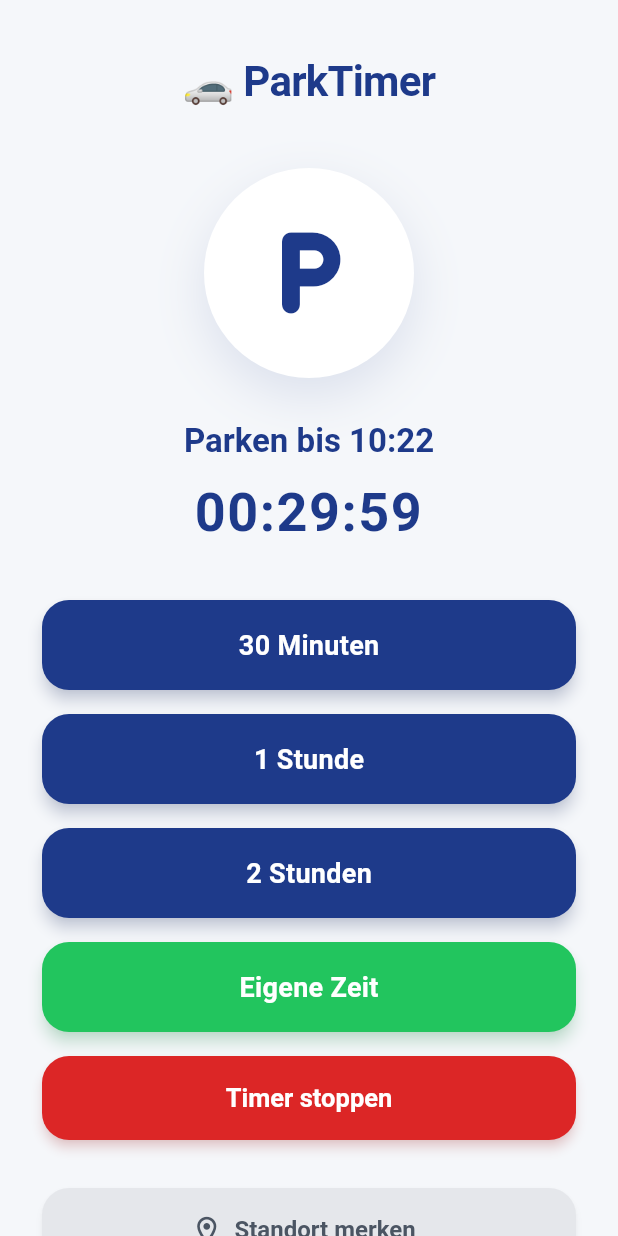
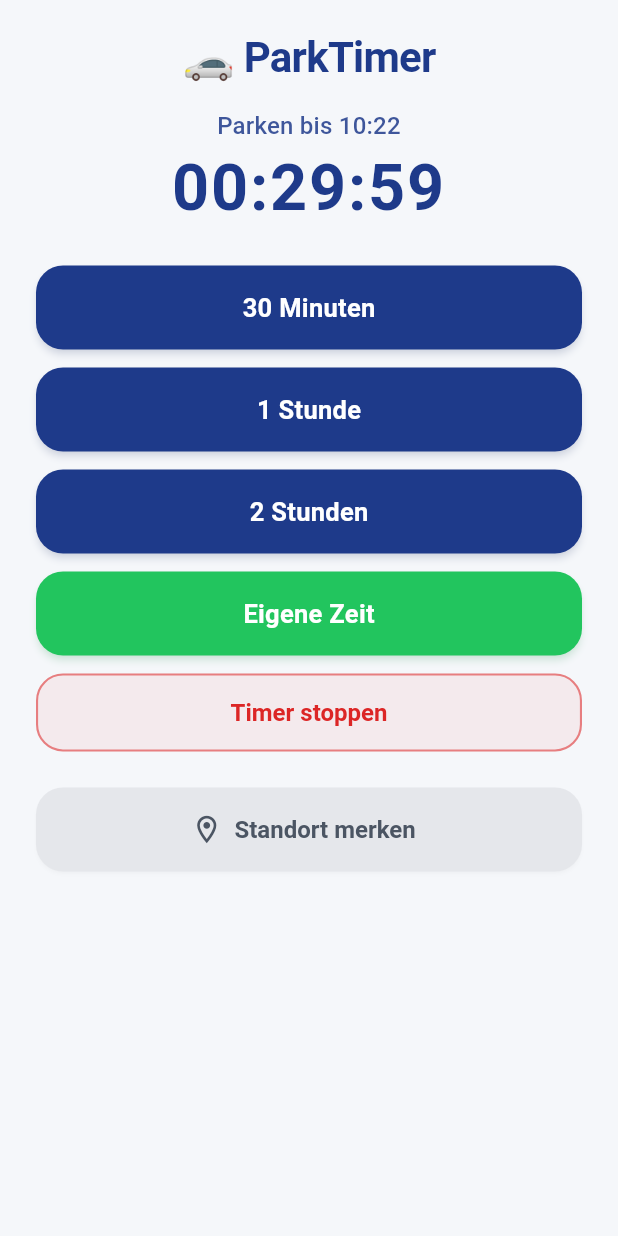
Before and after one commit to csaa2923/ParkTimer, a Flutter app: the screen it shows after launch, after a tap on "30 Minuten", on a phone screen of 412 x 824 dp. Run offline on Flutter 3.47's test engine with Material 3 defaults, Android fonts, the phone set to English and light mode, and no system bars; our stand-ins replace flutter_local_notifications, flutter_timezone, geolocator, shared_preferences, timezone.

Commit message:
feat: polish ParkTimer UI

```diff
--- a/lib/main.dart
+++ b/lib/main.dart
@@ -46,6 +46,8 @@ class ParkTimerApp extends StatelessWidget {
   static const Color primaryBlue = Color(0xFF1E3A8A);
   static const Color accentGreen = Color(0xFF22C55E);
   static const Color backgroundGray = Color(0xFFF5F7FA);
+  static const Color warningOrange = Color(0xFFEA580C);
+  static const Color dangerRed = Color(0xFFDC2626);
 
   @override
   Widget build(BuildContext context) {
@@ -340,113 +342,150 @@ class StartScreenState extends State<StartScreen> {
 
   @override
   Widget build(BuildContext context) {
+    final showHeroIcon = !_isRunning && !_isExpired;
+
     return Scaffold(
       body: SafeArea(
-        child: LayoutBuilder(
-          builder: (context, constraints) {
-            return SingleChildScrollView(
-              padding: const EdgeInsets.symmetric(horizontal: 28, vertical: 24),
-              child: ConstrainedBox(
-                constraints: BoxConstraints(
-                  minHeight: constraints.maxHeight - 48,
-                ),
+        child: SingleChildScrollView(
+          padding: const EdgeInsets.fromLTRB(24, 20, 24, 20),
           child: Column(
-                  mainAxisAlignment: MainAxisAlignment.spaceBetween,
+            crossAxisAlignment: CrossAxisAlignment.stretch,
             children: [
-                    Column(
-                      children: [
-                        const SizedBox(height: 12),
               Text(
                 '🚗 ParkTimer',
-                          style: Theme.of(context)
-                              .textTheme
-                              .headlineMedium
-                              ?.copyWith(
+                textAlign: TextAlign.center,
+                style: Theme.of(context).textTheme.headlineMedium?.copyWith(
                       color: ParkTimerApp.primaryBlue,
                       fontWeight: FontWeight.w700,
                       letterSpacing: -0.5,
                     ),
               ),
-                        const SizedBox(height: 40),
-                        Container(
-                          width: 140,
-                          height: 140,
-                          decoration: BoxDecoration(
-                            color: Colors.white,
-                            shape: BoxShape.circle,
-                            boxShadow: [
-                              BoxShadow(
-                                color: ParkTimerApp.primaryBlue
-                                    .withValues(alpha: 0.12),
-                                blurRadius: 28,
-                                offset: const Offset(0, 12),
+              AnimatedSize(
+                duration: const Duration(milliseconds: 280),
+                curve: Curves.easeOutCubic,
+                child: showHeroIcon
+                    ? const Padding(
+                        padding: EdgeInsets.only(top: 28, bottom: 20),
+                        child: _ParkingHeroIcon(),
+                      )
+                    : const SizedBox(height: 16),
               ),
-                            ],
-                          ),
-                          child: const Icon(
-                            Icons.local_parking_rounded,
-                            size: 72,
-                            color: ParkTimerApp.primaryBlue,
-                          ),
-                        ),
-                        const SizedBox(height: 28),
               _StatusSection(
                 isRunning: _isRunning,
                 isExpired: _isExpired,
                 endTime: _endTime,
                 remaining: _remaining,
               ),
-                        const SizedBox(height: 36),
+              const SizedBox(height: 28),
               DurationButton(
                 label: '30 Minuten',
-                          onPressed: () =>
-                              startTimer(const Duration(minutes: 30)),
+                onPressed: () => startTimer(const Duration(minutes: 30)),
               ),
-                        const SizedBox(height: 16),
+              const SizedBox(height: 12),
               DurationButton(
                 label: '1 Stunde',
-                          onPressed: () =>
-                              startTimer(const Duration(hours: 1)),
+                onPressed: () => startTimer(const Duration(hours: 1)),
               ),
-                        const SizedBox(height: 16),
+              const SizedBox(height: 12),
               DurationButton(
                 label: '2 Stunden',
-                          onPressed: () =>
-                              startTimer(const Duration(hours: 2)),
+                onPressed: () => startTimer(const Duration(hours: 2)),
               ),
-                        const SizedBox(height: 16),
+              const SizedBox(height: 12),
               DurationButton(
                 label: 'Eigene Zeit',
                 isAccent: true,
                 onPressed: openCustomTimePicker,
               ),
-                        if (_isRunning) ...[
-                          const SizedBox(height: 16),
-                          StopTimerButton(onPressed: stopTimer),
-                        ],
-                      ],
+              AnimatedSwitcher(
+                duration: const Duration(milliseconds: 250),
+                switchInCurve: Curves.easeOutCubic,
+                switchOutCurve: Curves.easeInCubic,
+                child: _isRunning
+                    ? Padding(
+                        key: const ValueKey('stop-timer'),
+                        padding: const EdgeInsets.only(top: 12),
+                        child: StopTimerButton(onPressed: stopTimer),
+                      )
+                    : const SizedBox.shrink(key: ValueKey('no-stop-timer')),
               ),
-                    Padding(
-                      padding: const EdgeInsets.only(top: 32, bottom: 8),
-                      child: Column(
-                        children: [
+              const SizedBox(height: 24),
+              AnimatedSwitcher(
+                duration: const Duration(milliseconds: 280),
+                child: hasSavedPosition
+                    ? Padding(
+                        key: const ValueKey('saved-location-card'),
+                        padding: const EdgeInsets.only(bottom: 12),
+                        child: SavedLocationInfoCard(
+                          savedAt: _savedLocation!.savedAt,
+                        ),
+                      )
+                    : const SizedBox.shrink(key: ValueKey('no-location-card')),
+              ),
               LocationButton(
                 isSaved: hasSavedPosition,
                 isLoading: _isSavingLocation,
                 onPressed: rememberLocation,
               ),
-                          if (hasSavedPosition) ...[
-                            const SizedBox(height: 12),
-                            NavigateToCarButton(onPressed: navigateToCar),
-                          ],
-                        ],
-                      ),
+              AnimatedSwitcher(
+                duration: const Duration(milliseconds: 250),
+                child: hasSavedPosition
+                    ? Padding(
+                        key: const ValueKey('navigate-button'),
+                        padding: const EdgeInsets.only(top: 12),
+                        child: NavigateToCarButton(onPressed: navigateToCar),
+                      )
+                    : const SizedBox.shrink(key: ValueKey('no-navigate')),
               ),
             ],
           ),
         ),
+      ),
     );
-          },
+  }
+}
+
+Color parkingStatusColor({
+  required bool isExpired,
+  required bool isRunning,
+  required Duration remaining,
+}) {
+  if (isExpired) {
+    return ParkTimerApp.dangerRed;
+  }
+  if (!isRunning) {
+    return ParkTimerApp.primaryBlue;
+  }
+  if (remaining <= const Duration(minutes: 10)) {
+    return ParkTimerApp.warningOrange;
+  }
+  return ParkTimerApp.primaryBlue;
+}
+
+class _ParkingHeroIcon extends StatelessWidget {
+  const _ParkingHeroIcon();
+
+  @override
+  Widget build(BuildContext context) {
+    return Center(
+      child: Container(
+        width: 120,
+        height: 120,
+        decoration: BoxDecoration(
+          color: Colors.white,
+          shape: BoxShape.circle,
+          boxShadow: [
+            BoxShadow(
+              color: ParkTimerApp.primaryBlue.withValues(alpha: 0.12),
+              blurRadius: 24,
+              offset: const Offset(0, 10),
+            ),
+          ],
+        ),
+        child: const Icon(
+          Icons.local_parking_rounded,
+          size: 64,
+          color: ParkTimerApp.primaryBlue,
         ),
       ),
     );
@@ -468,39 +507,79 @@ class _StatusSection extends StatelessWidget {
 
   @override
   Widget build(BuildContext context) {
-    final titleStyle = Theme.of(context).textTheme.titleLarge?.copyWith(
-          color: ParkTimerApp.primaryBlue,
-          fontWeight: FontWeight.w600,
+    final statusColor = parkingStatusColor(
+      isExpired: isExpired,
+      isRunning: isRunning,
+      remaining: remaining,
     );
 
+    return AnimatedSwitcher(
+      duration: const Duration(milliseconds: 320),
+      switchInCurve: Curves.easeOutCubic,
+      switchOutCurve: Curves.easeInCubic,
+      transitionBuilder: (child, animation) {
+        return FadeTransition(
+          opacity: animation,
+          child: SlideTransition(
+            position: Tween<Offset>(
+              begin: const Offset(0, 0.06),
+              end: Offset.zero,
+            ).animate(animation),
+            child: child,
+          ),
+        );
+      },
+      child: _buildContent(context, statusColor),
+    );
+  }
+
+  Widget _buildContent(BuildContext context, Color statusColor) {
     if (isExpired) {
       return Text(
+        key: const ValueKey('status-expired'),
         'Parkzeit abgelaufen',
         textAlign: TextAlign.center,
-        style: titleStyle?.copyWith(
-          color: const Color(0xFFDC2626),
+        style: Theme.of(context).textTheme.headlineSmall?.copyWith(
+              color: statusColor,
               fontWeight: FontWeight.w700,
             ),
       );
     }
 
     if (isRunning && endTime != null) {
+      final baseSize =
+          Theme.of(context).textTheme.displaySmall?.fontSize ?? 36;
+      final countdownSize = baseSize * 1.2;
+
+      final urgencyKey =
+          remaining <= const Duration(minutes: 10) ? 'warn' : 'ok';
+
       return Column(
+        key: ValueKey('status-running-$urgencyKey'),
         children: [
           Text(
             'Parken bis ${formatClockTime(endTime!)}',
             textAlign: TextAlign.center,
-            style: titleStyle,
+            style: Theme.of(context).textTheme.titleMedium?.copyWith(
+                  color: statusColor.withValues(alpha: 0.85),
+                  fontWeight: FontWeight.w500,
                 ),
-          const SizedBox(height: 12),
-          Text(
+          ),
+          const SizedBox(height: 8),
+          AnimatedDefaultTextStyle(
+            duration: const Duration(milliseconds: 280),
+            curve: Curves.easeOutCubic,
+            style: TextStyle(
+              color: statusColor,
+              fontSize: countdownSize,
+              fontWeight: FontWeight.w700,
+              fontFeatures: const [FontFeature.tabularFigures()],
+              letterSpacing: 1.2,
+              height: 1.05,
+            ),
+            child: Text(
               formatCountdown(remaining),
               textAlign: TextAlign.center,
-            style: Theme.of(context).textTheme.displaySmall?.copyWith(
-                  color: ParkTimerApp.primaryBlue,
-                  fontWeight: FontWeight.w700,
-                  fontFeatures: const [FontFeature.tabularFigures()],
-                  letterSpacing: 1,
             ),
           ),
         ],
@@ -508,8 +587,79 @@ class _StatusSection extends StatelessWidget {
     }
 
     return Text(
+      key: const ValueKey('status-idle'),
       'Parkzeit starten',
-      style: titleStyle,
+      textAlign: TextAlign.center,
+      style: Theme.of(context).textTheme.titleLarge?.copyWith(
+            color: ParkTimerApp.primaryBlue,
+            fontWeight: FontWeight.w600,
+          ),
+    );
+  }
+}
+
+class SavedLocationInfoCard extends StatelessWidget {
+  const SavedLocationInfoCard({super.key, required this.savedAt});
+
+  final DateTime savedAt;
+
+  @override
+  Widget build(BuildContext context) {
+    return Container(
+      width: double.infinity,
+      padding: const EdgeInsets.symmetric(horizontal: 18, vertical: 16),
+      decoration: BoxDecoration(
+        color: Colors.white,
+        borderRadius: BorderRadius.circular(18),
+        border: Border.all(
+          color: ParkTimerApp.accentGreen.withValues(alpha: 0.28),
+        ),
+        boxShadow: [
+          BoxShadow(
+            color: ParkTimerApp.accentGreen.withValues(alpha: 0.08),
+            blurRadius: 16,
+            offset: const Offset(0, 6),
+          ),
+        ],
+      ),
+      child: Row(
+        children: [
+          Container(
+            width: 44,
+            height: 44,
+            decoration: BoxDecoration(
+              color: ParkTimerApp.accentGreen.withValues(alpha: 0.14),
+              borderRadius: BorderRadius.circular(14),
+            ),
+            child: const Icon(
+              Icons.location_on_rounded,
+              color: ParkTimerApp.accentGreen,
+            ),
+          ),
+          const SizedBox(width: 14),
+          Expanded(
+            child: Column(
+              crossAxisAlignment: CrossAxisAlignment.start,
+              children: [
+                Text(
+                  '📍 Standort gespeichert',
+                  style: Theme.of(context).textTheme.titleSmall?.copyWith(
+                        color: const Color(0xFF111827),
+                        fontWeight: FontWeight.w700,
+                      ),
+                ),
+                const SizedBox(height: 4),
+                Text(
+                  'Gespeichert am ${formatClockTime(savedAt)}',
+                  style: Theme.of(context).textTheme.bodyMedium?.copyWith(
+                        color: const Color(0xFF6B7280),
+                      ),
+                ),
+              ],
+            ),
+          ),
+        ],
+      ),
     );
   }
 }
@@ -766,26 +916,28 @@ class DurationButton extends StatelessWidget {
     final backgroundColor =
         isAccent ? ParkTimerApp.accentGreen : ParkTimerApp.primaryBlue;
 
-    return SizedBox(
+    return _AnimatedPressScale(
+      child: SizedBox(
         width: double.infinity,
-      height: 60,
+        height: 56,
         child: ElevatedButton(
           onPressed: onPressed ?? () {},
           style: ElevatedButton.styleFrom(
             backgroundColor: backgroundColor,
             foregroundColor: Colors.white,
-          elevation: 4,
-          shadowColor: backgroundColor.withValues(alpha: 0.4),
+            elevation: 2,
+            shadowColor: backgroundColor.withValues(alpha: 0.28),
             shape: RoundedRectangleBorder(
               borderRadius: BorderRadius.circular(18),
             ),
             textStyle: const TextStyle(
-            fontSize: 18,
+              fontSize: 17,
               fontWeight: FontWeight.w600,
               letterSpacing: 0.2,
             ),
           ),
           child: Text(label),
+        ),
       ),
     );
   }
@@ -798,25 +950,29 @@ class StopTimerButton extends StatelessWidget {
 
   @override
   Widget build(BuildContext context) {
-    return SizedBox(
+    return _AnimatedPressScale(
+      child: SizedBox(
         width: double.infinity,
-      height: 56,
-      child: ElevatedButton(
+        height: 52,
+        child: OutlinedButton(
           onPressed: onPressed,
-        style: ElevatedButton.styleFrom(
-          backgroundColor: const Color(0xFFDC2626),
-          foregroundColor: Colors.white,
-          elevation: 3,
-          shadowColor: const Color(0xFFDC2626).withValues(alpha: 0.35),
+          style: OutlinedButton.styleFrom(
+            foregroundColor: ParkTimerApp.dangerRed,
+            side: BorderSide(
+              color: ParkTimerApp.dangerRed.withValues(alpha: 0.55),
+              width: 1.4,
+            ),
+            backgroundColor: ParkTimerApp.dangerRed.withValues(alpha: 0.06),
             shape: RoundedRectangleBorder(
               borderRadius: BorderRadius.circular(18),
             ),
             textStyle: const TextStyle(
-            fontSize: 17,
+              fontSize: 16,
               fontWeight: FontWeight.w600,
             ),
           ),
           child: const Text('Timer stoppen'),
+        ),
       ),
     );
   }
@@ -829,24 +985,26 @@ class NavigateToCarButton extends StatelessWidget {
 
   @override
   Widget build(BuildContext context) {
-    return SizedBox(
+    return _AnimatedPressScale(
+      child: SizedBox(
         width: double.infinity,
         height: 56,
         child: ElevatedButton.icon(
           onPressed: onPressed,
-        icon: const Icon(Icons.directions_rounded, size: 22),
+          icon: const Icon(Icons.navigation_rounded, size: 22),
           label: const Text('Zum Auto navigieren'),
           style: ElevatedButton.styleFrom(
             backgroundColor: ParkTimerApp.primaryBlue,
             foregroundColor: Colors.white,
-          elevation: 3,
-          shadowColor: ParkTimerApp.primaryBlue.withValues(alpha: 0.35),
+            elevation: 2,
+            shadowColor: ParkTimerApp.primaryBlue.withValues(alpha: 0.28),
             shape: RoundedRectangleBorder(
               borderRadius: BorderRadius.circular(18),
             ),
             textStyle: const TextStyle(
               fontSize: 16,
               fontWeight: FontWeight.w600,
+            ),
           ),
         ),
       ),
@@ -870,16 +1028,18 @@ class LocationButton extends StatelessWidget {
   Widget build(BuildContext context) {
     final backgroundColor =
         isSaved ? ParkTimerApp.accentGreen : const Color(0xFFE5E7EB);
-    final foregroundColor =
-        isSaved ? Colors.white : const Color(0xFF4B5563);
+    final foregroundColor = isSaved ? Colors.white : const Color(0xFF4B5563);
 
-    return SizedBox(
+    return _AnimatedPressScale(
+      child: AnimatedContainer(
+        duration: const Duration(milliseconds: 250),
+        curve: Curves.easeOutCubic,
         width: double.infinity,
         height: 56,
         child: ElevatedButton.icon(
           onPressed: isLoading ? null : onPressed,
           icon: Icon(
-          isSaved ? Icons.location_on : Icons.location_on_outlined,
+            isSaved ? Icons.check_circle_rounded : Icons.location_on_outlined,
             size: 22,
           ),
           label: Text(
@@ -890,10 +1050,10 @@ class LocationButton extends StatelessWidget {
             disabledBackgroundColor: backgroundColor.withValues(alpha: 0.7),
             foregroundColor: foregroundColor,
             disabledForegroundColor: foregroundColor.withValues(alpha: 0.8),
-          elevation: 2,
+            elevation: isSaved ? 2 : 1,
             shadowColor: isSaved
-              ? ParkTimerApp.accentGreen.withValues(alpha: 0.35)
-              : Colors.black26,
+                ? ParkTimerApp.accentGreen.withValues(alpha: 0.3)
+                : Colors.black12,
             shape: RoundedRectangleBorder(
               borderRadius: BorderRadius.circular(18),
             ),
@@ -902,6 +1062,35 @@ class LocationButton extends StatelessWidget {
               fontWeight: FontWeight.w600,
             ),
           ),
+        ),
+      ),
+    );
+  }
+}
+
+class _AnimatedPressScale extends StatefulWidget {
+  const _AnimatedPressScale({required this.child});
+
+  final Widget child;
+
+  @override
+  State<_AnimatedPressScale> createState() => _AnimatedPressScaleState();
+}
+
+class _AnimatedPressScaleState extends State<_AnimatedPressScale> {
+  bool _pressed = false;
+
+  @override
+  Widget build(BuildContext context) {
+    return Listener(
+      onPointerDown: (_) => setState(() => _pressed = true),
+      onPointerUp: (_) => setState(() => _pressed = false),
+      onPointerCancel: (_) => setState(() => _pressed = false),
+      child: AnimatedScale(
+        scale: _pressed ? 0.98 : 1,
+        duration: const Duration(milliseconds: 120),
+        curve: Curves.easeOutCubic,
+        child: widget.child,
       ),
     );
   }
```
Also changed, not shown: 1 other file. Lines whose indentation alone changed are shown as unchanged.
